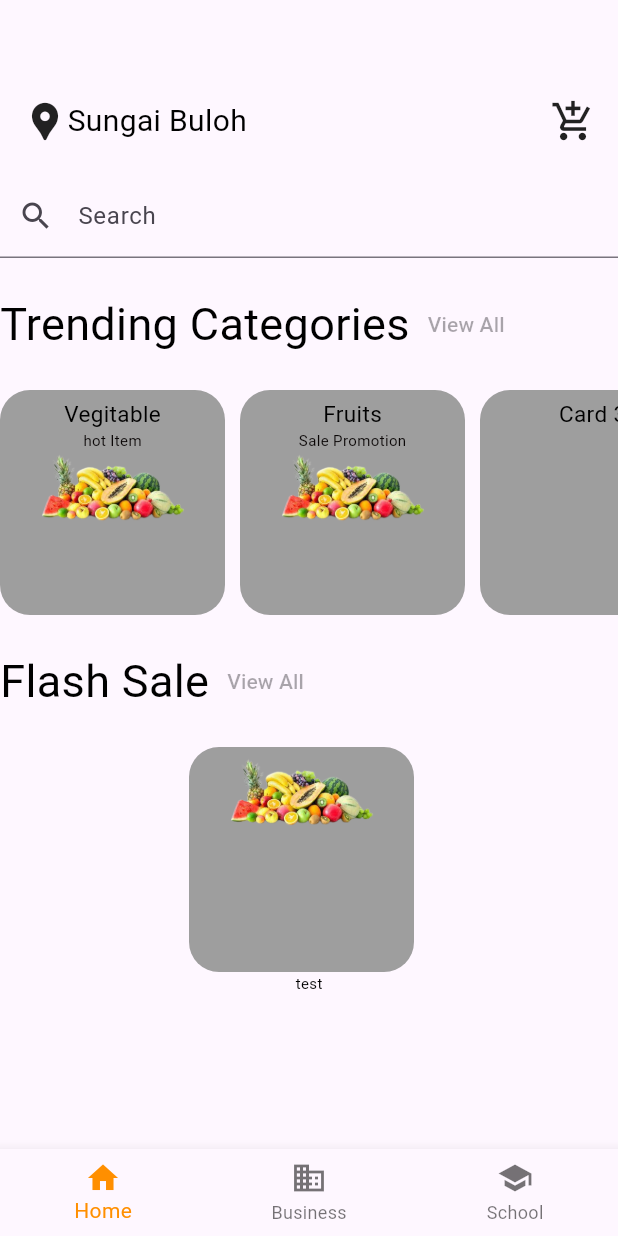
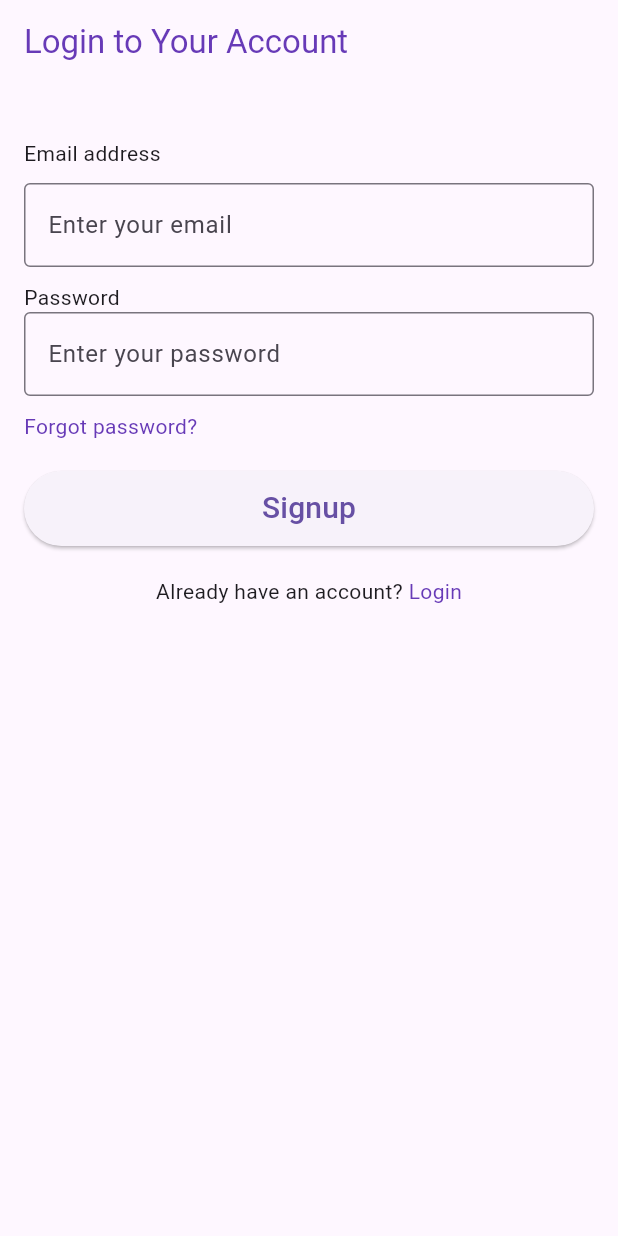
Before and after one commit to WanAzlin/fluttermobileapp, a Flutter app: the screen it shows after launch, on a phone screen of 412 x 824 dp. Run offline on Flutter 3.47's test engine with Material 3 defaults, Android fonts, the phone set to English and light mode, and no system bars.

Commit message:
fix bug on homepage and add login page Co-authored-by: Syahrin Seth <syahrinseth@gmail.com>

```diff
--- a/lib/main.dart
+++ b/lib/main.dart
@@ -1,5 +1,6 @@
 import 'package:flutter/material.dart';
 import 'package:myapp/pages/home_page.dart';
+import 'package:myapp/pages/test_login_page.dart';
 
 /// Flutter code sample for [BottomNavigationBar].
 
@@ -11,7 +12,8 @@ class BottomNavigationBarExampleApp extends StatelessWidget {
   @override
   Widget build(BuildContext context) {
     return const MaterialApp(
-      home: BottomNavigationBarExample(),
+      // home: BottomNavigationBarExample(),
+      home: TestLoginPage(),
     );
   }
 }
--- /dev/null
+++ b/lib/pages/test_login_page.dart
@@ -0,0 +1,147 @@
+import 'package:flutter/material.dart';
+
+class TestLoginPage extends StatefulWidget {
+  const TestLoginPage({Key? key}) : super(key: key);
+
+  @override
+  State<TestLoginPage> createState() {
+    return _TestLoginPageState();
+  }
+}
+
+class _TestLoginPageState extends State<TestLoginPage> {
+  final emailController = TextEditingController();
+  final passwordController = TextEditingController();
+
+  @override
+  void dispose() {
+    emailController.dispose();
+    passwordController.dispose();
+    super.dispose();
+  }
+
+  @override
+  Widget build(BuildContext context) {
+    return Scaffold(
+      appBar: AppBar(
+        title: const Text(
+          'Login to Your Account',
+          style: TextStyle(
+            color: Colors.deepPurple,
+          ),
+        ),
+      ),
+      body: Padding(
+        padding: const EdgeInsets.all(16.0),
+        child: Column(
+          crossAxisAlignment: CrossAxisAlignment.start,
+          children: [
+            const SizedBox(height: 20),
+            const Text('Email address'),
+            const SizedBox(height: 10),
+            TextFormField(
+              controller: emailController,
+              decoration: const InputDecoration(
+                border: OutlineInputBorder(),
+                hintText: 'Enter your email',
+              ),
+            ),
+            const SizedBox(height: 10),
+            const Text('Password'),
+            TextFormField(
+              controller: passwordController,
+              decoration: const InputDecoration(
+                border: OutlineInputBorder(),
+                hintText: 'Enter your password',
+              ),
+              obscureText: false,
+            ),
+            const SizedBox(height: 10),
+            GestureDetector(
+              onTap: () {},
+              child: const Text(
+                'Forgot password?',
+                style: TextStyle(
+                  color: Colors.deepPurple,
+                ),
+              ),
+            ),
+            const SizedBox(height: 20),
+            // BlocConsumer<AuthenticationBloc, AuthenticationState>(
+            //   listener: (context, state) {
+            //     if (state is AuthenticationSuccessState) {
+            //       Navigator.pushNamedAndRemoveUntil(
+            //         context,
+            //         HomeScreen.id,
+            //             (route) => false,
+            //       );
+            //     } else if (state is AuthenticationFailureState) {
+            //       showDialog(
+            //           context: context,
+            //           builder: (context) {
+            //             return const AlertDialog(
+            //               content: Text('error'),
+            //             );
+            //           });
+            //     }
+            //   },
+            //   builder: (context, state) {
+            //     return SizedBox(
+            //       height: 50,
+            //       width: double.infinity,
+            //       child: ElevatedButton(
+            //         onPressed: () {
+            //           BlocProvider.of<AuthenticationBloc>(context).add(
+            //             SignUpUser(
+            //               emailController.text.trim(),
+            //               passwordController.text.trim(),
+            //             ),
+            //           );
+            //         },
+            //         child:  Text(
+            //           state is AuthenticationLoadingState
+            //           ? '.......',
+            //               : 'Signup',
+            //         style: TextStyle(
+            //         fontSize: 20,
+            //         ),
+            //       ),
+            //     ),
+            //     );
+            //   },
+            // ),
+            SizedBox(
+              height: 50,
+              width: double.infinity,
+              child: ElevatedButton(
+                onPressed: () {},
+                child: const Text(
+                  'Signup',
+                  style: TextStyle(
+                    fontSize: 20,
+                  ),
+                ),
+              ),
+            ),
+            const SizedBox(height: 20),
+            Row(
+              mainAxisAlignment: MainAxisAlignment.center,
+              children: [
+                const Text("Already have an account? "),
+                GestureDetector(
+                  onTap: () {},
+                  child: const Text(
+                    'Login',
+                    style: TextStyle(
+                      color: Colors.deepPurple,
+                    ),
+                  ),
+                )
+              ],
+            ),
+          ],
+        ),
+      ),
+    );
+  }
+}
```
Also changed, not shown: lib/pages/home_page.dart (+24 -2 lines), lib/widgets/image_category_cart.dart (+32 -2 lines).
